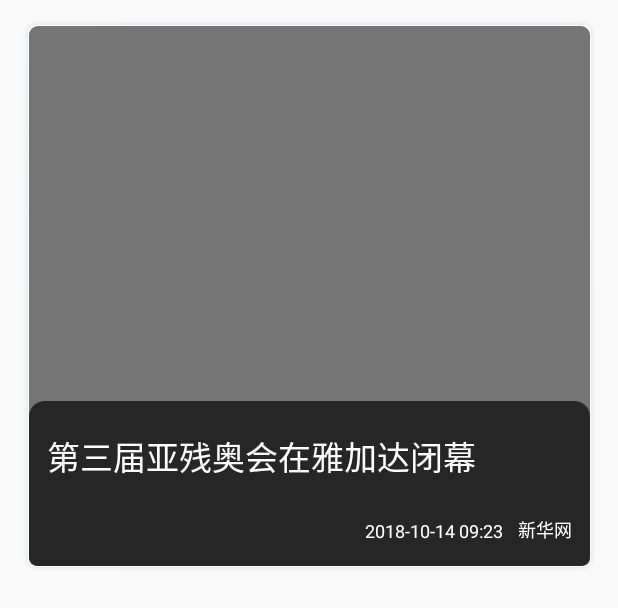
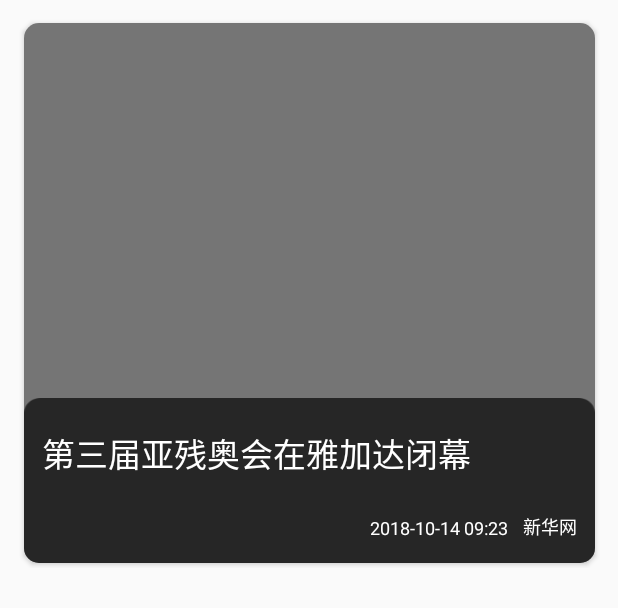
Before and after one commit to kHRYSTAL/Old-Baby, an Android app: the layout item_article.xml on its own in the app's theme, with its tools: preview values and no code run, on a phone screen of 412 x 824 dp. Shown: the top 608 px of the screen. Run offline under Robolectric (Android 15) with nearby library versions, the phone set to English and light mode, and no system bars.

Commit message:
update[article]: 修改资讯首页圆角弧度

```diff
--- a/app/src/main/res/layout/item_article.xml
+++ b/app/src/main/res/layout/item_article.xml
@@ -3,16 +3,22 @@
     xmlns:app="http://schemas.android.com/apk/res-auto"
     android:id="@+id/itemView"
     android:layout_width="match_parent"
+    android:layout_height="wrap_content">
+
+    <android.support.v7.widget.CardView
+        android:layout_width="match_parent"
         android:layout_height="wrap_content"
-    android:orientation="vertical">
+        app:cardCornerRadius="10dp"
+        app:cardElevation="2dp"
+        app:cardPreventCornerOverlap="false"
+        app:cardUseCompatPadding="true"
+        android:layout_marginLeft="14dp"
+        android:layout_marginRight="13dp"
+        android:layout_marginTop="12dp">
 
         <RelativeLayout
             android:layout_width="match_parent"
-        android:layout_height="wrap_content"
-        android:background="@drawable/bg_feed_card"
-        android:layout_marginLeft="14dp"
-        android:layout_marginRight="13dp"
-        android:layout_marginTop="12dp">
+            android:layout_height="wrap_content">
 
             <com.oldbaby.common.view.roundedimageview.RoundedImageView
                 android:id="@+id/ivInfoImg"
@@ -66,5 +72,5 @@
 
         </RelativeLayout>
 
-
+    </android.support.v7.widget.CardView>
 </RelativeLayout>
--- a/app/src/main/res/layout/item_video.xml
+++ b/app/src/main/res/layout/item_video.xml
@@ -20,7 +20,8 @@
         <com.oldbaby.common.media.OBPlayerStd
             android:id="@+id/videoplayer"
             android:layout_width="match_parent"
-            android:layout_height="240dp"></com.oldbaby.common.media.OBPlayerStd>
+            android:layout_height="240dp">
+        </com.oldbaby.common.media.OBPlayerStd>
 
         <RelativeLayout
             android:id="@+id/rlVideoContainer"
```
Lines whose indentation alone changed are shown as unchanged.
